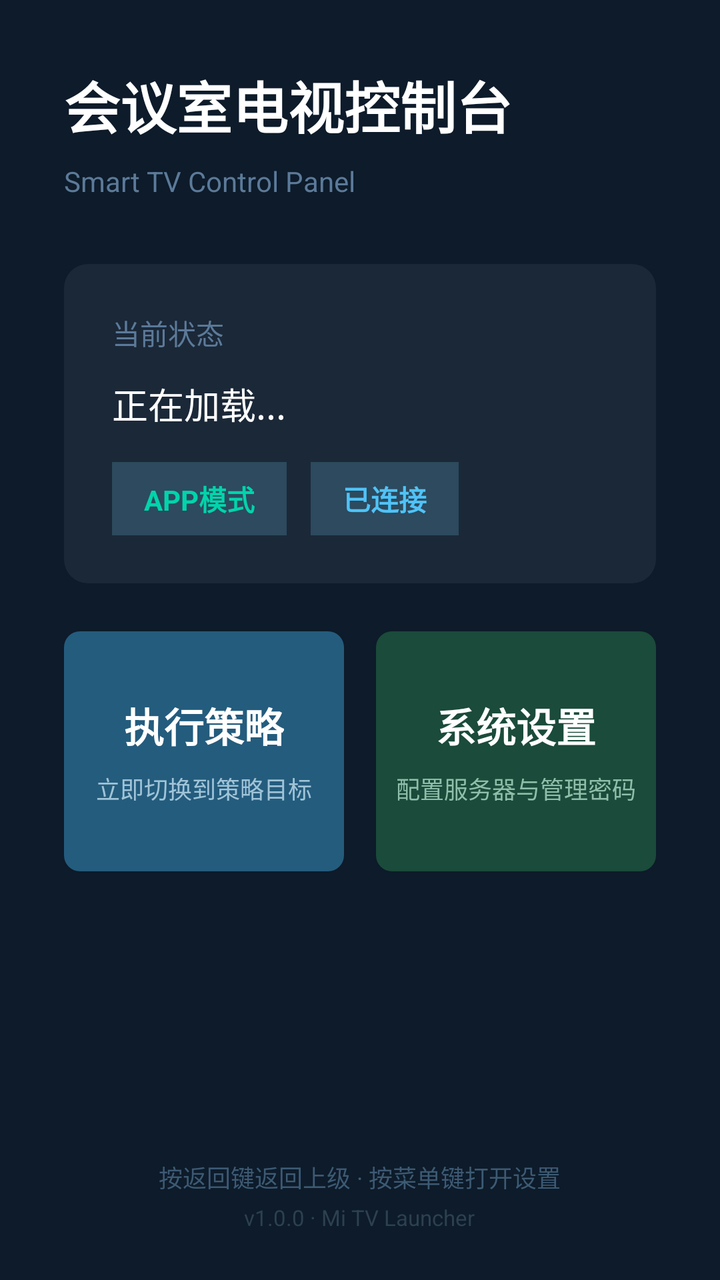
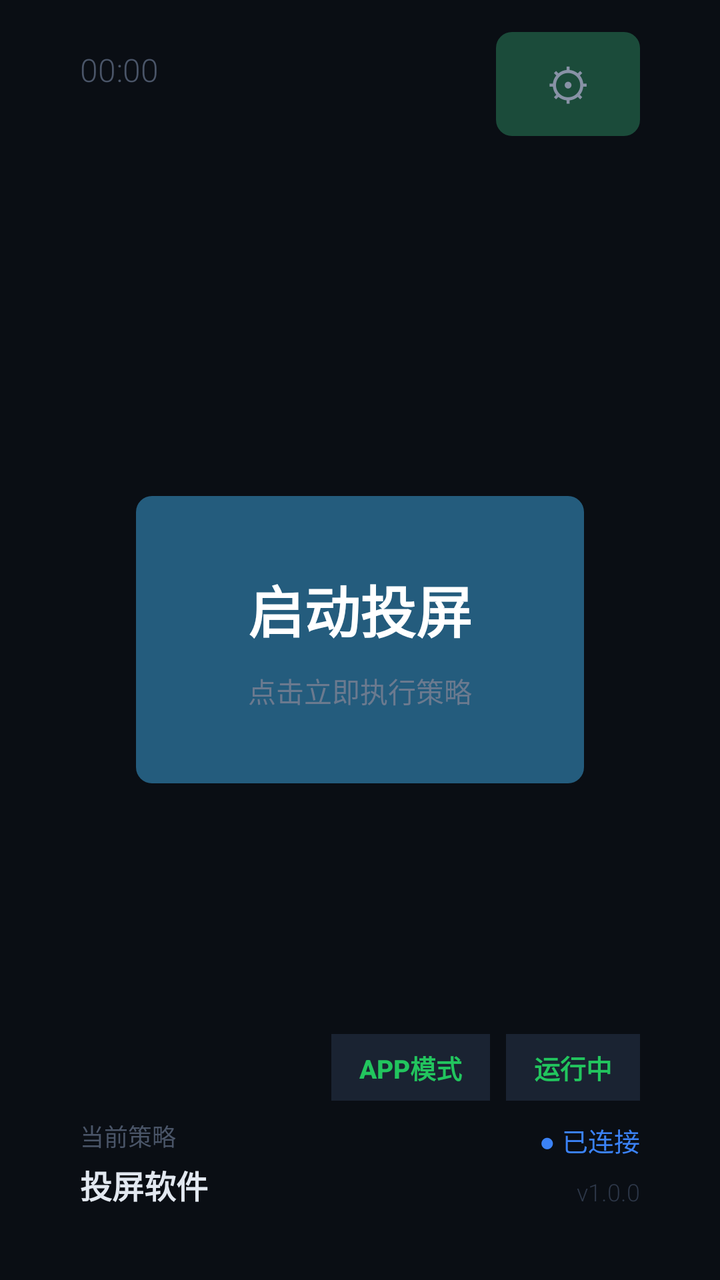

Before-and-after screenshots of an Android layout around one commit, followed by the original layout XML and the change that was made.
<!-- AndroidManifest.xml: application theme Theme.TvLauncher -->
<!-- res/layout/activity_main.xml -->
<?xml version="1.0" encoding="utf-8"?>
<RelativeLayout xmlns:android="http://schemas.android.com/apk/res/android"
    android:layout_width="match_parent"
    android:layout_height="match_parent"
    android:background="#0D1B2A">

    
    <LinearLayout
        android:id="@+id/headerLayout"
        android:layout_width="match_parent"
        android:layout_height="wrap_content"
        android:layout_alignParentTop="true"
        android:orientation="vertical"
        android:padding="32dp">

        <TextView
            android:layout_width="wrap_content"
            android:layout_height="wrap_content"
            android:text="会议室电视控制台"
            android:textColor="#FFFFFF"
            android:textSize="28sp"
            android:textStyle="bold" />

        <TextView
            android:layout_width="wrap_content"
            android:layout_height="wrap_content"
            android:layout_marginTop="8dp"
            android:text="Smart TV Control Panel"
            android:textColor="#5C7A99"
            android:textSize="14sp" />
    </LinearLayout>

    
    <LinearLayout
        android:id="@+id/statusCard"
        android:layout_width="match_parent"
        android:layout_height="wrap_content"
        android:layout_below="@id/headerLayout"
        android:layout_marginLeft="32dp"
        android:layout_marginRight="32dp"
        android:background="@drawable/card_background"
        android:orientation="vertical"
        android:padding="24dp">

        <TextView
            android:layout_width="wrap_content"
            android:layout_height="wrap_content"
            android:text="当前状态"
            android:textColor="#5C7A99"
            android:textSize="14sp" />

        <TextView
            android:id="@+id/statusText"
            android:layout_width="wrap_content"
            android:layout_height="wrap_content"
            android:layout_marginTop="12dp"
            android:text="正在加载..."
            android:textColor="#FFFFFF"
            android:textSize="18sp" />

        
        <LinearLayout
            android:layout_width="wrap_content"
            android:layout_height="wrap_content"
            android:layout_marginTop="16dp"
            android:orientation="horizontal">

            <TextView
                android:id="@+id/modeIndicator"
                android:layout_width="wrap_content"
                android:layout_height="wrap_content"
                android:background="#2D4A5E"
                android:paddingLeft="16dp"
                android:paddingTop="8dp"
                android:paddingRight="16dp"
                android:paddingBottom="8dp"
                android:text="APP模式"
                android:textColor="#00D4AA"
                android:textSize="14sp"
                android:textStyle="bold" />

            <TextView
                android:id="@+id/connectionIndicator"
                android:layout_width="wrap_content"
                android:layout_height="wrap_content"
                android:layout_marginLeft="12dp"
                android:background="#2D4A5E"
                android:paddingLeft="16dp"
                android:paddingTop="8dp"
                android:paddingRight="16dp"
                android:paddingBottom="8dp"
                android:text="已连接"
                android:textColor="#4FC3F7"
                android:textSize="14sp"
                android:textStyle="bold" />
        </LinearLayout>
    </LinearLayout>

    
    <LinearLayout
        android:layout_width="match_parent"
        android:layout_height="wrap_content"
        android:layout_below="@id/statusCard"
        android:layout_marginLeft="32dp"
        android:layout_marginTop="24dp"
        android:layout_marginRight="32dp"
        android:orientation="horizontal">

        
        <LinearLayout
            android:id="@+id/executeBtn"
            android:layout_width="0dp"
            android:layout_height="120dp"
            android:layout_weight="1"
            android:background="@drawable/btn_execute_selector"
            android:clickable="true"
            android:focusable="true"
            android:gravity="center"
            android:orientation="vertical">

            <TextView
                android:layout_width="wrap_content"
                android:layout_height="wrap_content"
                android:text="执行策略"
                android:textColor="#FFFFFF"
                android:textSize="20sp"
                android:textStyle="bold" />

            <TextView
                android:layout_width="wrap_content"
                android:layout_height="wrap_content"
                android:layout_marginTop="8dp"
                android:text="立即切换到策略目标"
                android:textColor="#A0C4D8"
                android:textSize="12sp" />
        </LinearLayout>

        
        <LinearLayout
            android:id="@+id/openSettingsBtn"
            android:layout_width="0dp"
            android:layout_height="120dp"
            android:layout_marginLeft="16dp"
            android:layout_weight="1"
            android:background="@drawable/btn_settings_selector"
            android:clickable="true"
            android:focusable="true"
            android:gravity="center"
            android:orientation="vertical">

            <TextView
                android:layout_width="wrap_content"
                android:layout_height="wrap_content"
                android:text="系统设置"
                android:textColor="#FFFFFF"
                android:textSize="20sp"
                android:textStyle="bold" />

            <TextView
                android:layout_width="wrap_content"
                android:layout_height="wrap_content"
                android:layout_marginTop="8dp"
                android:text="配置服务器与管理密码"
                android:textColor="#8FBFAA"
                android:textSize="12sp" />
        </LinearLayout>
    </LinearLayout>

    
    <LinearLayout
        android:layout_width="match_parent"
        android:layout_height="wrap_content"
        android:layout_alignParentBottom="true"
        android:gravity="center"
        android:orientation="vertical"
        android:padding="24dp">

        <TextView
            android:layout_width="wrap_content"
            android:layout_height="wrap_content"
            android:text="按返回键返回上级 · 按菜单键打开设置"
            android:textColor="#3D5A73"
            android:textSize="12sp" />

        <TextView
            android:layout_width="wrap_content"
            android:layout_height="wrap_content"
            android:layout_marginTop="4dp"
            android:text="v1.0.0 · Mi TV Launcher"
            android:textColor="#2D4050"
            android:textSize="11sp" />
    </LinearLayout>

</RelativeLayout>
<!-- resources referenced by this layout -->
<resources>
  <!-- drawable btn_execute_selector (drawable) -->
  <?xml version="1.0" encoding="utf-8"?>
  <selector xmlns:android="http://schemas.android.com/apk/res/android">
      
      <item android:state_focused="true">
          <shape android:shape="rectangle">
              <solid android:color="#2E7D9A" />
              <stroke android:width="3dp" android:color="#00D4AA" />
              <corners android:radius="8dp" />
          </shape>
      </item>
      
      <item android:state_pressed="true">
          <shape android:shape="rectangle">
              <solid android:color="#1E5A75" />
              <corners android:radius="8dp" />
          </shape>
      </item>
      
      <item>
          <shape android:shape="rectangle">
              <solid android:color="#245C7D" />
              <corners android:radius="8dp" />
          </shape>
      </item>
  </selector>
  <!-- drawable btn_settings_selector (drawable) -->
  <?xml version="1.0" encoding="utf-8"?>
  <selector xmlns:android="http://schemas.android.com/apk/res/android">
      
      <item android:state_focused="true">
          <shape android:shape="rectangle">
              <solid android:color="#2B6E52" />
              <stroke android:width="3dp" android:color="#4FC3F7" />
              <corners android:radius="8dp" />
          </shape>
      </item>
      
      <item android:state_pressed="true">
          <shape android:shape="rectangle">
              <solid android:color="#143D2D" />
              <corners android:radius="8dp" />
          </shape>
      </item>
      
      <item>
          <shape android:shape="rectangle">
              <solid android:color="#1B4B3A" />
              <corners android:radius="8dp" />
          </shape>
      </item>
  </selector>
  <!-- drawable card_background (drawable) -->
  <?xml version="1.0" encoding="utf-8"?>
  <shape xmlns:android="http://schemas.android.com/apk/res/android"
      android:shape="rectangle">
      <solid android:color="#1B2838" />
      <corners android:radius="12dp" />
  </shape>
  <style name="Theme.TvLauncher" parent="Theme.MaterialComponents.DayNight.NoActionBar">
          <item name="colorPrimary">#1976D2</item>
          <item name="colorPrimaryVariant">#0D47A1</item>
          <item name="colorOnPrimary">#FFFFFF</item>
      </style>
</resources>

<!-- the commit's change to res/layout/activity_main.xml (unified diff, before → after) -->
@@ -2,193 +2,179 @@
 <RelativeLayout xmlns:android="http://schemas.android.com/apk/res/android"
     android:layout_width="match_parent"
     android:layout_height="match_parent"
-    android:background="#0D1B2A">
+    android:background="#0A0E14">
+
+    
+    <TextView
+        android:id="@+id/timeText"
+        android:layout_width="wrap_content"
+        android:layout_height="wrap_content"
+        android:layout_alignParentLeft="true"
+        android:layout_alignParentTop="true"
+        android:layout_marginLeft="40dp"
+        android:layout_marginTop="24dp"
+        android:text="00:00"
+        android:textColor="#4A5568"
+        android:textSize="16sp"
+        android:fontFamily="sans-serif-light" />
 
     
     <LinearLayout
-        android:id="@+id/headerLayout"
-        android:layout_width="match_parent"
-        android:layout_height="wrap_content"
+        android:id="@+id/openSettingsBtn"
+        android:layout_width="72dp"
+        android:layout_height="52dp"
+        android:layout_alignParentRight="true"
         android:layout_alignParentTop="true"
-        android:orientation="vertical"
-        android:padding="32dp">
+        android:layout_marginRight="40dp"
+        android:layout_marginTop="16dp"
+        android:background="@drawable/btn_settings_selector"
+        android:clickable="true"
+        android:focusable="true"
+        android:gravity="center"
+        android:orientation="vertical">
 
         <TextView
             android:layout_width="wrap_content"
             android:layout_height="wrap_content"
-            android:text="会议室电视控制台"
-            android:textColor="#FFFFFF"
-            android:textSize="28sp"
-            android:textStyle="bold" />
+            android:text="⚙"
+            android:textColor="#8892A6"
+            android:textSize="22sp" />
+    </LinearLayout>
+
+    
+    <LinearLayout
+        android:id="@+id/executeBtn"
+        android:layout_width="wrap_content"
+        android:layout_height="wrap_content"
+        android:layout_centerInParent="true"
+        android:background="@drawable/btn_execute_selector"
+        android:clickable="true"
+        android:focusable="true"
+        android:gravity="center"
+        android:orientation="vertical"
+        android:paddingLeft="56dp"
+        android:paddingTop="36dp"
+        android:paddingRight="56dp"
+        android:paddingBottom="36dp">
 
         <TextView
             android:layout_width="wrap_content"
             android:layout_height="wrap_content"
-            android:layout_marginTop="8dp"
-            android:text="Smart TV Control Panel"
-            android:textColor="#5C7A99"
+            android:text="启动投屏"
+            android:textColor="#FFFFFF"
+            android:textSize="28sp"
+            android:textStyle="bold"
+            android:fontFamily="sans-serif-medium" />
+
+        <TextView
+            android:layout_width="wrap_content"
+            android:layout_height="wrap_content"
+            android:layout_marginTop="10dp"
+            android:text="点击立即执行策略"
+            android:textColor="#6B7A8F"
             android:textSize="14sp" />
     </LinearLayout>
 
     
     <LinearLayout
-        android:id="@+id/statusCard"
-        android:layout_width="match_parent"
+        android:layout_width="wrap_content"
         android:layout_height="wrap_content"
-        android:layout_below="@id/headerLayout"
-        android:layout_marginLeft="32dp"
-        android:layout_marginRight="32dp"
-        android:background="@drawable/card_background"
+        android:layout_alignParentRight="true"
+        android:layout_alignParentBottom="true"
+        android:layout_marginRight="40dp"
+        android:layout_marginBottom="36dp"
         android:orientation="vertical"
-        android:padding="24dp">
+        android:gravity="right">
+
+        
+        <LinearLayout
+            android:layout_width="wrap_content"
+            android:layout_height="wrap_content"
+            android:orientation="horizontal"
+            android:gravity="center_vertical">
+
+            <TextView
+                android:id="@+id/modeIndicator"
+                android:layout_width="wrap_content"
+                android:layout_height="wrap_content"
+                android:background="#1A2332"
+                android:paddingLeft="14dp"
+                android:paddingTop="7dp"
+                android:paddingRight="14dp"
+                android:paddingBottom="7dp"
+                android:text="APP模式"
+                android:textColor="#22C55E"
+                android:textSize="13sp"
+                android:textStyle="bold"
+                android:fontFamily="sans-serif-medium" />
+
+            <TextView
+                android:id="@+id/policyStatusIndicator"
+                android:layout_width="wrap_content"
+                android:layout_height="wrap_content"
+                android:layout_marginLeft="8dp"
+                android:background="#1A2332"
+                android:paddingLeft="14dp"
+                android:paddingTop="7dp"
+                android:paddingRight="14dp"
+                android:paddingBottom="7dp"
+                android:text="运行中"
+                android:textColor="#22C55E"
+                android:textSize="13sp"
+                android:textStyle="bold"
+                android:fontFamily="sans-serif-medium" />
+        </LinearLayout>
+
+        
+        <TextView
+            android:id="@+id/connectionIndicator"
+            android:layout_width="wrap_content"
+            android:layout_height="wrap_content"
+            android:layout_marginTop="10dp"
+            android:text="● 已连接"
+            android:textColor="#3B82F6"
+            android:textSize="13sp"
+            android:fontFamily="sans-serif-medium" />
+
+        
+        <TextView
+            android:layout_width="wrap_content"
+            android:layout_height="wrap_content"
+            android:layout_marginTop="8dp"
+            android:text="v1.0.0"
+            android:textColor="#2D3748"
+            android:textSize="12sp"
+            android:fontFamily="sans-serif-light" />
+    </LinearLayout>
+
+    
+    <LinearLayout
+        android:layout_width="wrap_content"
+        android:layout_height="wrap_content"
+        android:layout_alignParentLeft="true"
+        android:layout_alignParentBottom="true"
+        android:layout_marginLeft="40dp"
+        android:layout_marginBottom="36dp"
+        android:orientation="vertical">
 
         <TextView
             android:layout_width="wrap_content"
             android:layout_height="wrap_content"
-            android:text="当前状态"
-            android:textColor="#5C7A99"
-            android:textSize="14sp" />
+            android:text="当前策略"
+            android:textColor="#4A5568"
+            android:textSize="12sp"
+            android:fontFamily="sans-serif-light" />
 
         <TextView
             android:id="@+id/statusText"
             android:layout_width="wrap_content"
             android:layout_height="wrap_content"
-            android:layout_marginTop="12dp"
-            android:text="正在加载..."
-            android:textColor="#FFFFFF"
-            android:textSize="18sp" />
-
-        
-        <LinearLayout
-            android:layout_width="wrap_content"
-            android:layout_height="wrap_content"
-            android:layout_marginTop="16dp"
-            android:orientation="horizontal">
-
-            <TextView
-                android:id="@+id/modeIndicator"
-                android:layout_width="wrap_content"
-                android:layout_height="wrap_content"
-                android:background="#2D4A5E"
-                android:paddingLeft="16dp"
-                android:paddingTop="8dp"
-                android:paddingRight="16dp"
-                android:paddingBottom="8dp"
-                android:text="APP模式"
-                android:textColor="#00D4AA"
-                android:textSize="14sp"
-                android:textStyle="bold" />
-
-            <TextView
-                android:id="@+id/connectionIndicator"
-                android:layout_width="wrap_content"
-                android:layout_height="wrap_content"
-                android:layout_marginLeft="12dp"
-                android:background="#2D4A5E"
-                android:paddingLeft="16dp"
-                android:paddingTop="8dp"
-                android:paddingRight="16dp"
-                android:paddingBottom="8dp"
-                android:text="已连接"
-                android:textColor="#4FC3F7"
-                android:textSize="14sp"
-                android:textStyle="bold" />
-        </LinearLayout>
-    </LinearLayout>
-
-    
-    <LinearLayout
-        android:layout_width="match_parent"
-        android:layout_height="wrap_content"
-        android:layout_below="@id/statusCard"
-        android:layout_marginLeft="32dp"
-        android:layout_marginTop="24dp"
-        android:layout_marginRight="32dp"
-        android:orientation="horizontal">
-
-        
-        <LinearLayout
-            android:id="@+id/executeBtn"
-            android:layout_width="0dp"
-            android:layout_height="120dp"
-            android:layout_weight="1"
-            android:background="@drawable/btn_execute_selector"
-            android:clickable="true"
-            android:focusable="true"
-            android:gravity="center"
-            android:orientation="vertical">
-
-            <TextView
-                android:layout_width="wrap_content"
-                android:layout_height="wrap_content"
-                android:text="执行策略"
-                android:textColor="#FFFFFF"
-                android:textSize="20sp"
-                android:textStyle="bold" />
-
-            <TextView
-                android:layout_width="wrap_content"
-                android:layout_height="wrap_content"
-                android:layout_marginTop="8dp"
-                android:text="立即切换到策略目标"
-                android:textColor="#A0C4D8"
-                android:textSize="12sp" />
-        </LinearLayout>
-
-        
-        <LinearLayout
-            android:id="@+id/openSettingsBtn"
-            android:layout_width="0dp"
-            android:layout_height="120dp"
-            android:layout_marginLeft="16dp"
-            android:layout_weight="1"
-            android:background="@drawable/btn_settings_selector"
-            android:clickable="true"
-            android:focusable="true"
-            android:gravity="center"
-            android:orientation="vertical">
-
-            <TextView
-                android:layout_width="wrap_content"
-                android:layout_height="wrap_content"
-                android:text="系统设置"
-                android:textColor="#FFFFFF"
-                android:textSize="20sp"
-                android:textStyle="bold" />
-
-            <TextView
-                android:layout_width="wrap_content"
-                android:layout_height="wrap_content"
-                android:layout_marginTop="8dp"
-                android:text="配置服务器与管理密码"
-                android:textColor="#8FBFAA"
-                android:textSize="12sp" />
-        </LinearLayout>
-    </LinearLayout>
-
-    
-    <LinearLayout
-        android:layout_width="match_parent"
-        android:layout_height="wrap_content"
-        android:layout_alignParentBottom="true"
-        android:gravity="center"
-        android:orientation="vertical"
-        android:padding="24dp">
-
-        <TextView
-            android:layout_width="wrap_content"
-            android:layout_height="wrap_content"
-            android:text="按返回键返回上级 · 按菜单键打开设置"
-            android:textColor="#3D5A73"
-            android:textSize="12sp" />
-
-        <TextView
-            android:layout_width="wrap_content"
-            android:layout_height="wrap_content"
             android:layout_marginTop="4dp"
-            android:text="v1.0.0 · Mi TV Launcher"
-            android:textColor="#2D4050"
-            android:textSize="11sp" />
+            android:text="投屏软件"
+            android:textColor="#E2E8F0"
+            android:textSize="16sp"
+            android:textStyle="bold"
+            android:fontFamily="sans-serif-medium" />
     </LinearLayout>
 
 </RelativeLayout>
<!-- resource entries referenced after the edit -->
@@ -52,13 +52,6 @@
           </shape>
       </item>
   </selector>
-  <!-- drawable card_background (drawable) -->
-  <?xml version="1.0" encoding="utf-8"?>
-  <shape xmlns:android="http://schemas.android.com/apk/res/android"
-      android:shape="rectangle">
-      <solid android:color="#1B2838" />
-      <corners android:radius="12dp" />
-  </shape>
   <style name="Theme.TvLauncher" parent="Theme.MaterialComponents.DayNight.NoActionBar">
           <item name="colorPrimary">#1976D2</item>
           <item name="colorPrimaryVariant">#0D47A1</item>
